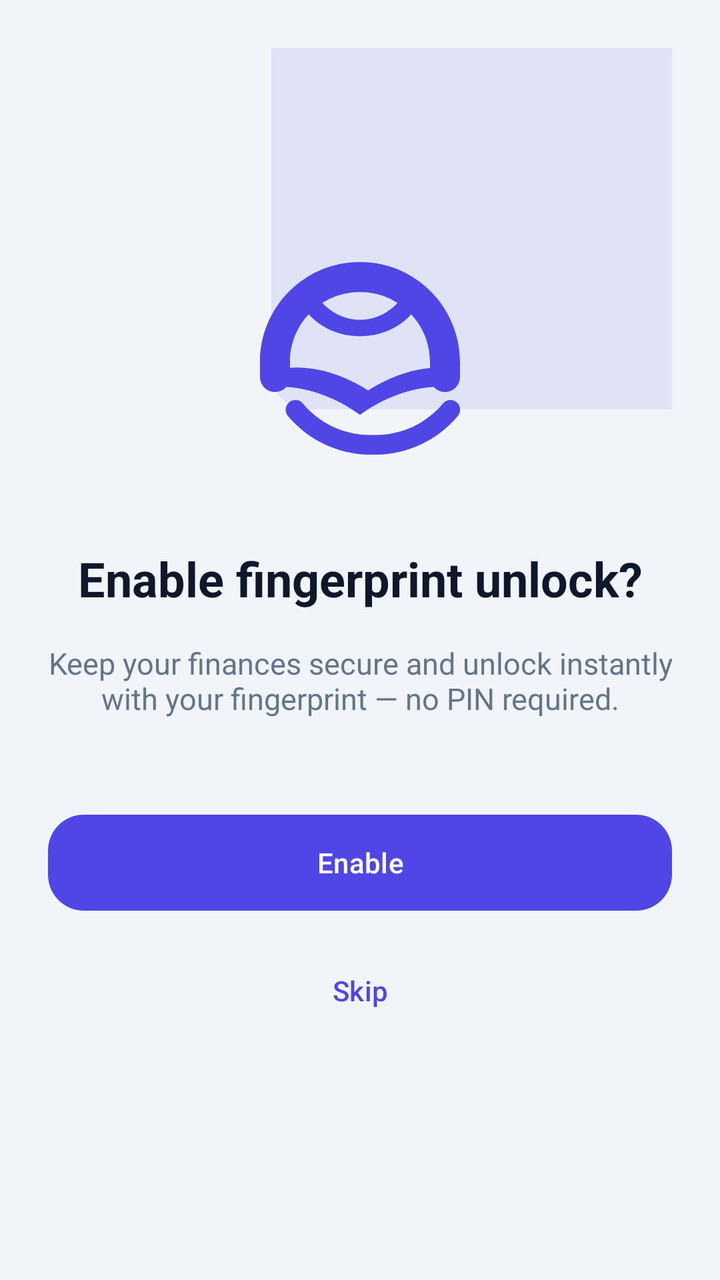
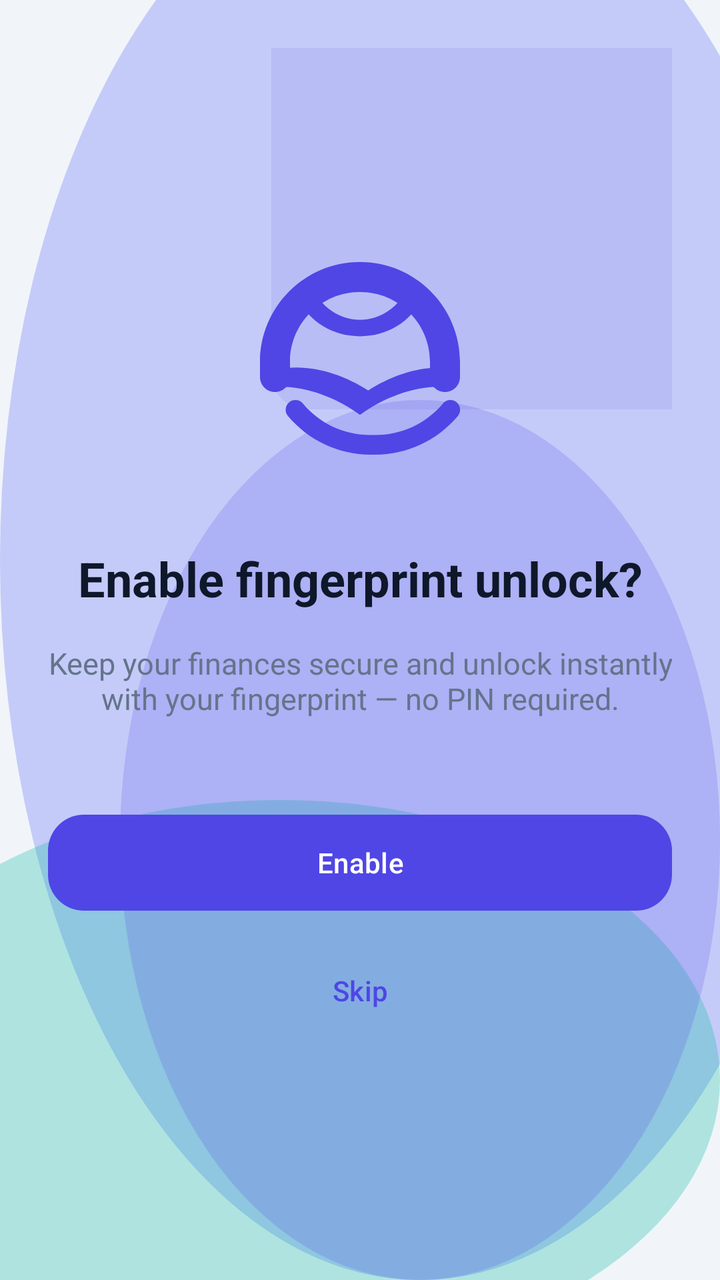

An Android layout rendered at two revisions. The XML below is the earlier revision; the diff shows what the commit changed to produce the second picture.
<!-- AndroidManifest.xml: application theme Theme.MoneyLens -->
<!-- res/layout/activity_biometric_setup.xml -->
<?xml version="1.0" encoding="utf-8"?>
<androidx.constraintlayout.widget.ConstraintLayout xmlns:android="http://schemas.android.com/apk/res/android"
    xmlns:app="http://schemas.android.com/apk/res-auto"
    xmlns:tools="http://schemas.android.com/tools"
    android:layout_width="match_parent"
    android:layout_height="match_parent"
    android:background="@color/colorBackground"
    android:padding="24dp">

    
    <View
        android:id="@+id/viewDecorativeCircle"
        android:layout_width="280dp"
        android:layout_height="280dp"
        android:layout_marginTop="-100dp"
        android:layout_marginEnd="-80dp"
        android:background="@drawable/bg_clay_button"
        android:backgroundTint="@color/colorPrimary"
        android:alpha="0.10"
        app:layout_constraintEnd_toEndOf="parent"
        app:layout_constraintTop_toTopOf="parent" />

    
    <ImageView
        android:id="@+id/imgFingerprintLogo"
        android:layout_width="120dp"
        android:layout_height="120dp"
        android:src="@drawable/ic_fingerprint"
        app:layout_constraintBottom_toTopOf="@+id/txtBioTitle"
        app:layout_constraintEnd_toEndOf="parent"
        app:layout_constraintStart_toStartOf="parent"
        app:layout_constraintTop_toTopOf="parent"
        app:layout_constraintVertical_chainStyle="packed" />

    
    <TextView
        android:id="@+id/txtBioTitle"
        android:layout_width="wrap_content"
        android:layout_height="wrap_content"
        android:layout_marginTop="32dp"
        android:text="@string/biometric_setup_title"
        android:textColor="@color/colorTextPrimary"
        android:textSize="24sp"
        android:textStyle="bold"
        android:gravity="center"
        app:layout_constraintBottom_toTopOf="@+id/txtBioDesc"
        app:layout_constraintEnd_toEndOf="parent"
        app:layout_constraintStart_toStartOf="parent"
        app:layout_constraintTop_toBottomOf="@+id/imgFingerprintLogo" />

    
    <TextView
        android:id="@+id/txtBioDesc"
        android:layout_width="0dp"
        android:layout_height="wrap_content"
        android:layout_marginTop="16dp"
        android:gravity="center"
        android:text="@string/biometric_setup_desc"
        android:textColor="@color/colorTextSecondary"
        android:textSize="15sp"
        app:layout_constraintBottom_toTopOf="@+id/btnEnableBio"
        app:layout_constraintEnd_toEndOf="parent"
        app:layout_constraintStart_toStartOf="parent"
        app:layout_constraintTop_toBottomOf="@+id/txtBioTitle" />

    
    <com.google.android.material.button.MaterialButton
        android:id="@+id/btnEnableBio"
        style="@style/ClayButton"
        android:layout_width="match_parent"
        android:layout_height="wrap_content"
        android:layout_marginTop="48dp"
        android:text="@string/enable"
        app:layout_constraintBottom_toTopOf="@+id/btnSkipBio"
        app:layout_constraintEnd_toEndOf="parent"
        app:layout_constraintStart_toStartOf="parent"
        app:layout_constraintTop_toBottomOf="@+id/txtBioDesc" />

    
    <com.google.android.material.button.MaterialButton
        android:id="@+id/btnSkipBio"
        style="@style/Widget.Material3.Button.TextButton"
        android:layout_width="wrap_content"
        android:layout_height="wrap_content"
        android:layout_marginTop="16dp"
        android:text="@string/skip"
        android:textColor="@color/colorPrimary"
        app:layout_constraintBottom_toBottomOf="parent"
        app:layout_constraintEnd_toEndOf="parent"
        app:layout_constraintStart_toStartOf="parent"
        app:layout_constraintTop_toBottomOf="@+id/btnEnableBio" />

    
    <FrameLayout
        android:id="@+id/loaderOverlay"
        android:layout_width="match_parent"
        android:layout_height="match_parent"
        android:background="@color/colorScrim"
        android:visibility="gone"
        app:layout_constraintBottom_toBottomOf="parent"
        app:layout_constraintEnd_toEndOf="parent"
        app:layout_constraintStart_toStartOf="parent"
        app:layout_constraintTop_toTopOf="parent"
        tools:visibility="gone">

        <ProgressBar
            android:layout_width="wrap_content"
            android:layout_height="wrap_content"
            android:layout_gravity="center"
            android:indeterminateTint="@color/colorPrimary" />
    </FrameLayout>

</androidx.constraintlayout.widget.ConstraintLayout>
<!-- resources referenced by this layout -->
<resources>
  <color name="colorBackground">#F1F5F9</color>
  <color name="colorPrimary">#4F46E5</color>
  <color name="colorScrim">#99000000</color>
  <color name="colorTextPrimary">#0F172A</color>
  <color name="colorTextSecondary">#64748B</color>
  <!-- drawable bg_clay_button (drawable) -->
  <?xml version="1.0" encoding="utf-8"?>
  <ripple xmlns:android="http://schemas.android.com/apk/res/android"
      android:color="@color/colorPrimaryDark">
  
      <item android:id="@android:id/background">
          <layer-list>
              
              <item android:top="4dp">
                  <shape android:shape="rectangle">
                      <solid android:color="@color/colorPrimaryShadow" />
                      <corners android:radius="18dp" />
                  </shape>
              </item>
              
              <item android:bottom="4dp">
                  <shape android:shape="rectangle">
                      <solid android:color="@color/colorPrimary" />
                      <corners android:radius="18dp" />
                  </shape>
              </item>
          </layer-list>
      </item>
  
      <item android:id="@android:id/mask">
          <shape android:shape="rectangle">
              <solid android:color="#FFFFFFFF" />
              <corners android:radius="18dp" />
          </shape>
      </item>
  </ripple>
  <string name="enable">Enable</string>
  <string name="skip">Skip</string>
  <style name="ClayButton" parent="Widget.Material3.Button">
          <item name="cornerRadius">@dimen/clay_button_radius</item>
          <item name="android:paddingVertical">14dp</item>
          <item name="backgroundTint">@color/colorPrimary</item>
          <item name="android:textColor">@color/colorOnPrimary</item>
          <item name="iconTint">@color/colorOnPrimary</item>
          <item name="android:elevation">6dp</item>
          <item name="android:outlineSpotShadowColor" tools:targetApi="p">@color/colorPrimaryShadow</item>
          <item name="android:insetTop">0dp</item>
          <item name="android:insetBottom">0dp</item>
      </style>
  <color name="colorPrimaryDark">#4338CA</color>
  <color name="colorPrimaryShadow">#3730A3</color>
  <dimen name="clay_button_radius">18dp</dimen>
  <color name="colorOnPrimary">#FFFFFF</color>
  <style name="Base.Theme.MoneyLens" parent="Theme.Material3.Light.NoActionBar">
          
          <item name="colorPrimary">@color/colorPrimary</item>
          <item name="colorOnPrimary">@color/colorOnPrimary</item>
          <item name="colorSecondary">@color/colorSecondary</item>
          <item name="colorError">@color/colorDanger</item>
          <item name="android:windowBackground">@color/colorBackground</item>
          <item name="colorSurface">@color/colorSurface</item>
          <item name="android:colorBackground">@color/colorBackground</item>
          <item name="colorOnSurface">@color/colorTextPrimary</item>
  
          
          <item name="android:statusBarColor">@color/colorBackground</item>
          <item name="android:windowLightStatusBar" tools:targetApi="m">true</item>
          <item name="android:navigationBarColor">@color/colorBackground</item>
      </style>
  <color name="colorSecondary">#14B8A6</color>
  <color name="colorDanger">#DC2626</color>
  <color name="colorSurface">#FFFFFF</color>
  <!-- unchanged entries left out for length: 4 -->
</resources>

<!-- the commit's change to res/layout/activity_biometric_setup.xml (unified diff, before → after) -->
@@ -4,7 +4,7 @@
     xmlns:tools="http://schemas.android.com/tools"
     android:layout_width="match_parent"
     android:layout_height="match_parent"
-    android:background="@color/colorBackground"
+    android:background="@drawable/bg_mesh_gradient"
     android:padding="24dp">
 
     
<!-- resource entries referenced after the edit -->
@@ -1,6 +1,9 @@
 <!-- resources referenced by this layout -->
 <resources>
   <color name="colorBackground">#F1F5F9</color>
+  <color name="glassMeshOrb1">#66818CF8</color>
+  <color name="glassMeshOrb2">#4D14B8A6</color>
+  <color name="glassMeshOrb3">#334F46E5</color>
   <color name="colorPrimary">#4F46E5</color>
   <color name="colorScrim">#99000000</color>
   <color name="colorTextPrimary">#0F172A</color>
@@ -11,22 +14,10 @@
       android:color="@color/colorPrimaryDark">
   
       <item android:id="@android:id/background">
-          <layer-list>
-              
-              <item android:top="4dp">
-                  <shape android:shape="rectangle">
-                      <solid android:color="@color/colorPrimaryShadow" />
-                      <corners android:radius="18dp" />
-                  </shape>
-              </item>
-              
-              <item android:bottom="4dp">
-                  <shape android:shape="rectangle">
-                      <solid android:color="@color/colorPrimary" />
-                      <corners android:radius="18dp" />
-                  </shape>
-              </item>
-          </layer-list>
+          <shape android:shape="rectangle">
+              <solid android:color="@color/colorPrimary" />
+              <corners android:radius="18dp" />
+          </shape>
       </item>
   
       <item android:id="@android:id/mask">
@@ -36,6 +27,37 @@
           </shape>
       </item>
   </ripple>
+  <!-- drawable bg_mesh_gradient (drawable) -->
+  <?xml version="1.0" encoding="utf-8"?>
+  <layer-list xmlns:android="http://schemas.android.com/apk/res/android">
+      
+      <item>
+          <shape android:shape="rectangle">
+              <solid android:color="@color/colorBackground" />
+          </shape>
+      </item>
+      
+      <item android:top="-80dp" android:right="-60dp">
+          <shape android:shape="oval">
+              <solid android:color="@color/glassMeshOrb1" />
+              <size android:width="280dp" android:height="280dp" />
+          </shape>
+      </item>
+      
+      <item android:bottom="-40dp" android:left="-80dp" android:top="400dp">
+          <shape android:shape="oval">
+              <solid android:color="@color/glassMeshOrb2" />
+              <size android:width="240dp" android:height="240dp" />
+          </shape>
+      </item>
+      
+      <item android:top="200dp" android:left="60dp">
+          <shape android:shape="oval">
+              <solid android:color="@color/glassMeshOrb3" />
+              <size android:width="200dp" android:height="200dp" />
+          </shape>
+      </item>
+  </layer-list>
   <string name="enable">Enable</string>
   <string name="skip">Skip</string>
   <style name="ClayButton" parent="Widget.Material3.Button">
@@ -44,17 +66,14 @@
           <item name="backgroundTint">@color/colorPrimary</item>
           <item name="android:textColor">@color/colorOnPrimary</item>
           <item name="iconTint">@color/colorOnPrimary</item>
-          <item name="android:elevation">6dp</item>
-          <item name="android:outlineSpotShadowColor" tools:targetApi="p">@color/colorPrimaryShadow</item>
+          <item name="android:elevation">4dp</item>
           <item name="android:insetTop">0dp</item>
           <item name="android:insetBottom">0dp</item>
       </style>
   <color name="colorPrimaryDark">#4338CA</color>
-  <color name="colorPrimaryShadow">#3730A3</color>
   <dimen name="clay_button_radius">18dp</dimen>
   <color name="colorOnPrimary">#FFFFFF</color>
   <style name="Base.Theme.MoneyLens" parent="Theme.Material3.Light.NoActionBar">
-          
           <item name="colorPrimary">@color/colorPrimary</item>
           <item name="colorOnPrimary">@color/colorOnPrimary</item>
           <item name="colorSecondary">@color/colorSecondary</item>
@@ -65,9 +84,10 @@
           <item name="colorOnSurface">@color/colorTextPrimary</item>
   
           
-          <item name="android:statusBarColor">@color/colorBackground</item>
+          <item name="android:statusBarColor">@android:color/transparent</item>
           <item name="android:windowLightStatusBar" tools:targetApi="m">true</item>
-          <item name="android:navigationBarColor">@color/colorBackground</item>
+          <item name="android:navigationBarColor">@android:color/transparent</item>
+          <item name="android:windowDrawsSystemBarBackgrounds">true</item>
       </style>
   <color name="colorSecondary">#14B8A6</color>
   <color name="colorDanger">#DC2626</color>
